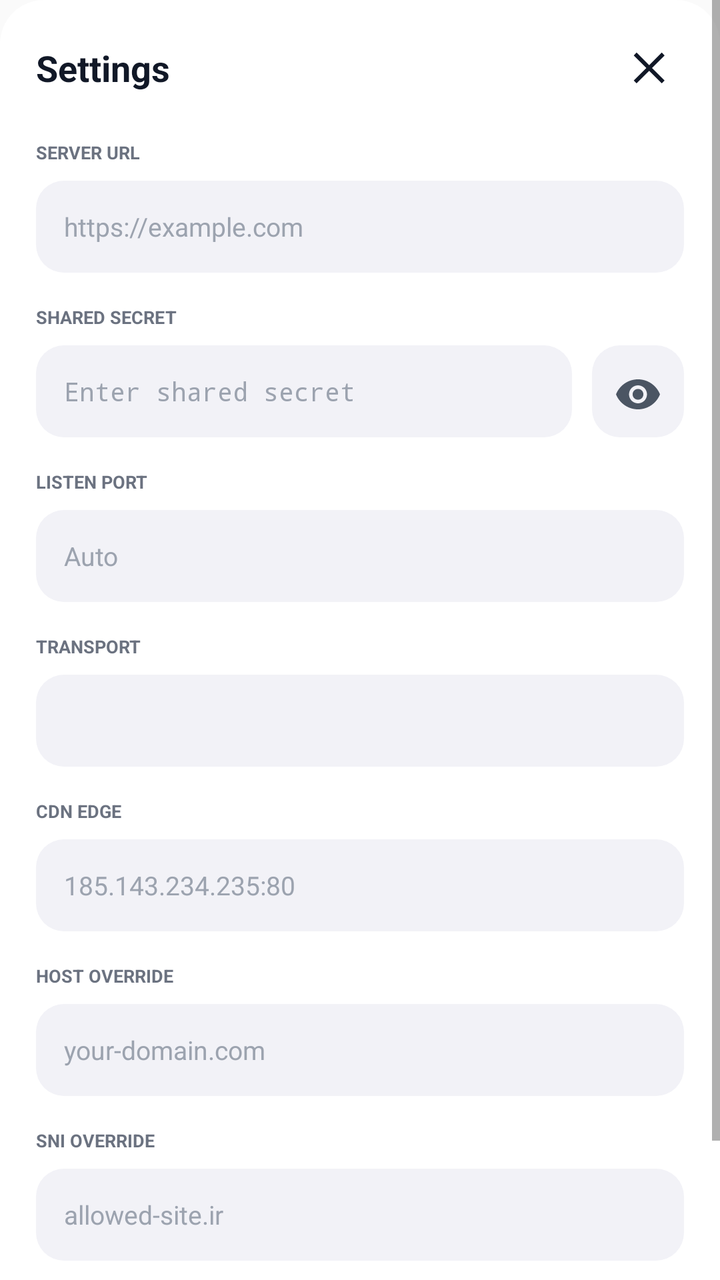
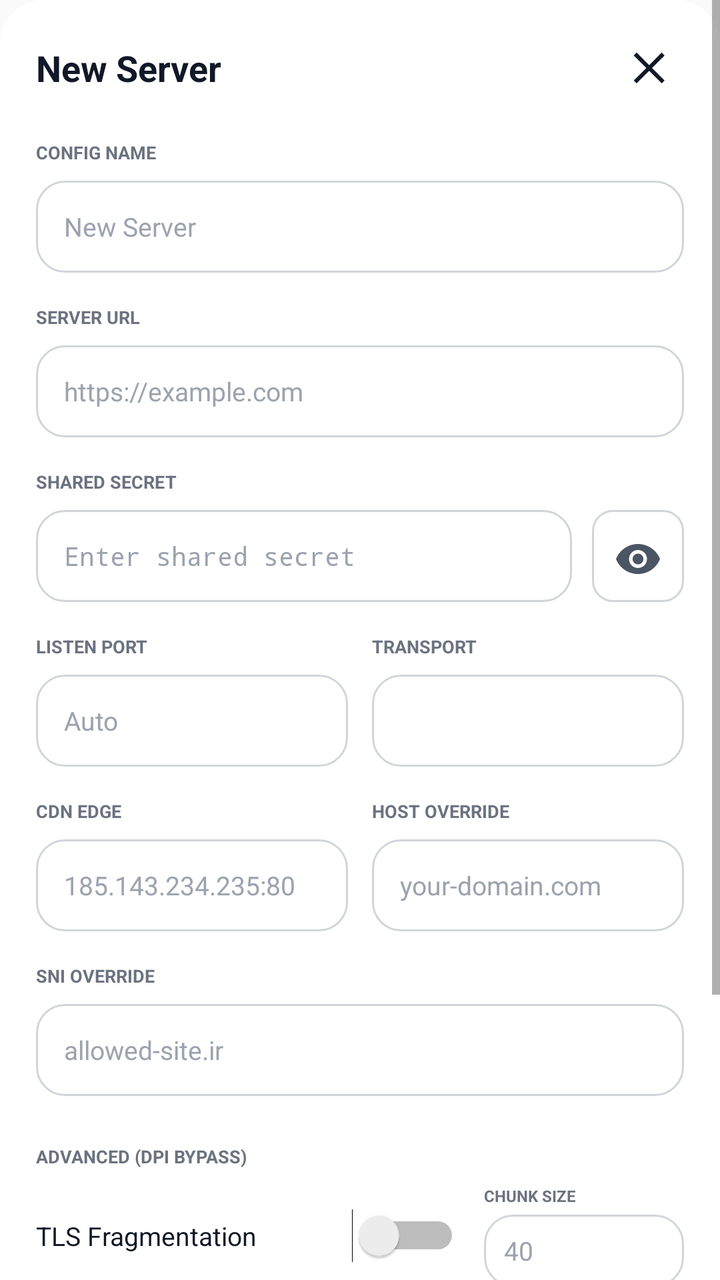

Compare the two renders of this Android layout. The source of the first and the diff that turns it into the second are given below.
<!-- AndroidManifest.xml: application theme android:Theme.Material.Light.NoActionBar -->
<!-- res/layout/dialog_settings.xml -->
<?xml version="1.0" encoding="utf-8"?>
<ScrollView xmlns:android="http://schemas.android.com/apk/res/android"
    android:layout_width="match_parent"
    android:layout_height="wrap_content"
    android:fillViewport="true">

    <LinearLayout
        android:id="@+id/settingsDialogContainer"
        android:layout_width="match_parent"
        android:layout_height="wrap_content"
        android:background="@drawable/bg_dialog"
        android:orientation="vertical"
        android:padding="18dp">

        <LinearLayout
            android:layout_width="match_parent"
            android:layout_height="wrap_content"
            android:gravity="center_vertical"
            android:orientation="horizontal">

            <TextView
                android:layout_width="0dp"
                android:layout_height="wrap_content"
                android:layout_weight="1"
                android:text="Settings"
                android:textColor="#111827"
                android:textSize="18sp"
                android:textStyle="bold" />

            <ImageButton
                android:id="@+id/settingsCloseButton"
                android:layout_width="32dp"
                android:layout_height="32dp"
                android:background="@android:color/transparent"
                android:contentDescription="Close settings"
                android:elevation="0dp"
                android:padding="4dp"
                android:src="@drawable/ic_close"
                android:stateListAnimator="@null"
                android:tint="#111827" />
        </LinearLayout>

        <TextView
            android:id="@+id/settingsErrorText"
            android:layout_width="match_parent"
            android:layout_height="wrap_content"
            android:layout_marginTop="12dp"
            android:textColor="#B42318"
            android:textSize="11sp"
            android:visibility="gone" />

        <TextView
            android:layout_width="wrap_content"
            android:layout_height="wrap_content"
            android:layout_marginTop="20dp"
            android:text="SERVER URL"
            android:textColor="#6B7280"
            android:textSize="9sp"
            android:textStyle="bold" />

        <EditText
            android:id="@+id/settingsServerUrlInput"
            android:layout_width="match_parent"
            android:layout_height="46dp"
            android:layout_marginTop="8dp"
            android:background="@drawable/bg_field"
            android:hint="https://example.com"
            android:inputType="textUri"
            android:paddingStart="14dp"
            android:paddingEnd="14dp"
            android:textColor="#111827"
            android:textColorHint="#9CA3AF"
            android:textSize="13sp" />

        <TextView
            android:layout_width="wrap_content"
            android:layout_height="wrap_content"
            android:layout_marginTop="16dp"
            android:text="SHARED SECRET"
            android:textColor="#6B7280"
            android:textSize="9sp"
            android:textStyle="bold" />

        <LinearLayout
            android:layout_width="match_parent"
            android:layout_height="wrap_content"
            android:layout_marginTop="8dp"
            android:gravity="center_vertical"
            android:orientation="horizontal">

            <EditText
                android:id="@+id/settingsSecretInput"
                android:layout_width="0dp"
                android:layout_height="46dp"
                android:layout_weight="1"
                android:background="@drawable/bg_field"
                android:hint="Enter shared secret"
                android:inputType="textPassword"
                android:paddingStart="14dp"
                android:paddingEnd="14dp"
                android:textColor="#111827"
                android:textColorHint="#9CA3AF"
                android:textSize="13sp" />

            <ImageButton
                android:id="@+id/secretToggleVisibility"
                android:layout_width="46dp"
                android:layout_height="46dp"
                android:layout_marginStart="10dp"
                android:background="@drawable/bg_icon_button"
                android:contentDescription="Toggle secret visibility"
                android:elevation="0dp"
                android:padding="12dp"
                android:src="@drawable/ic_visibility"
                android:stateListAnimator="@null"
                android:tint="#4B5563" />
        </LinearLayout>

        <TextView
            android:layout_width="wrap_content"
            android:layout_height="wrap_content"
            android:layout_marginTop="16dp"
            android:text="LISTEN PORT"
            android:textColor="#6B7280"
            android:textSize="9sp"
            android:textStyle="bold" />

        <EditText
            android:id="@+id/settingsListenPortInput"
            android:layout_width="match_parent"
            android:layout_height="46dp"
            android:layout_marginTop="8dp"
            android:background="@drawable/bg_field"
            android:hint="Auto"
            android:inputType="number"
            android:paddingStart="14dp"
            android:paddingEnd="14dp"
            android:textColor="#111827"
            android:textColorHint="#9CA3AF"
            android:textSize="13sp" />

        <TextView
            android:layout_width="wrap_content"
            android:layout_height="wrap_content"
            android:layout_marginTop="16dp"
            android:text="TRANSPORT"
            android:textColor="#6B7280"
            android:textSize="9sp"
            android:textStyle="bold" />

        <Spinner
            android:id="@+id/settingsTransportSpinner"
            android:layout_width="match_parent"
            android:layout_height="46dp"
            android:layout_marginTop="8dp"
            android:background="@drawable/bg_field"
            android:paddingStart="12dp"
            android:paddingEnd="12dp"
            android:spinnerMode="dropdown" />

        <TextView
            android:layout_width="wrap_content"
            android:layout_height="wrap_content"
            android:layout_marginTop="16dp"
            android:text="CDN EDGE"
            android:textColor="#6B7280"
            android:textSize="9sp"
            android:textStyle="bold" />

        <EditText
            android:id="@+id/settingsCdnEdgeInput"
            android:layout_width="match_parent"
            android:layout_height="46dp"
            android:layout_marginTop="8dp"
            android:background="@drawable/bg_field"
            android:hint="185.143.234.235:80"
            android:inputType="text"
            android:paddingStart="14dp"
            android:paddingEnd="14dp"
            android:textColor="#111827"
            android:textColorHint="#9CA3AF"
            android:textSize="13sp" />

        <TextView
            android:layout_width="wrap_content"
            android:layout_height="wrap_content"
            android:layout_marginTop="16dp"
            android:text="HOST OVERRIDE"
            android:textColor="#6B7280"
            android:textSize="9sp"
            android:textStyle="bold" />

        <EditText
            android:id="@+id/settingsHostOverrideInput"
            android:layout_width="match_parent"
            android:layout_height="46dp"
            android:layout_marginTop="8dp"
            android:background="@drawable/bg_field"
            android:hint="your-domain.com"
            android:inputType="text"
            android:paddingStart="14dp"
            android:paddingEnd="14dp"
            android:textColor="#111827"
            android:textColorHint="#9CA3AF"
            android:textSize="13sp" />

        <TextView
            android:layout_width="wrap_content"
            android:layout_height="wrap_content"
            android:layout_marginTop="16dp"
            android:text="SNI OVERRIDE"
            android:textColor="#6B7280"
            android:textSize="9sp"
            android:textStyle="bold" />

        <EditText
            android:id="@+id/settingsSniOverrideInput"
            android:layout_width="match_parent"
            android:layout_height="46dp"
            android:layout_marginTop="8dp"
            android:background="@drawable/bg_field"
            android:hint="allowed-site.ir"
            android:inputType="text"
            android:paddingStart="14dp"
            android:paddingEnd="14dp"
            android:textColor="#111827"
            android:textColorHint="#9CA3AF"
            android:textSize="13sp" />

        <LinearLayout
            android:layout_width="match_parent"
            android:layout_height="wrap_content"
            android:layout_marginTop="24dp"
            android:orientation="horizontal">

            <Button
                android:id="@+id/settingsCancelButton"
                android:layout_width="0dp"
                android:layout_height="46dp"
                android:layout_weight="1"
                android:background="@drawable/bg_secondary_button"
                android:elevation="0dp"
                android:stateListAnimator="@null"
                android:text="Cancel"
                android:textAllCaps="false"
                android:textColor="#2563EB"
                android:textSize="13sp"
                android:textStyle="bold" />

            <Button
                android:id="@+id/settingsSaveButton"
                android:layout_width="0dp"
                android:layout_height="46dp"
                android:layout_marginStart="12dp"
                android:layout_weight="1"
                android:background="@drawable/bg_primary_button"
                android:elevation="0dp"
                android:stateListAnimator="@null"
                android:text="Save"
                android:textAllCaps="false"
                android:textColor="#FFFFFF"
                android:textSize="13sp"
                android:textStyle="bold" />
        </LinearLayout>

    </LinearLayout>
</ScrollView>
<!-- resources referenced by this layout -->
<resources>
  <!-- drawable bg_dialog (drawable) -->
  <?xml version="1.0" encoding="utf-8"?>
  <shape xmlns:android="http://schemas.android.com/apk/res/android"
      android:shape="rectangle">
      <solid android:color="#FFFFFF" />
      <corners
          android:topLeftRadius="22dp"
          android:topRightRadius="22dp"
          android:bottomLeftRadius="0dp"
          android:bottomRightRadius="0dp" />
  </shape>
  <!-- drawable bg_field (drawable) -->
  <?xml version="1.0" encoding="utf-8"?>
  <shape xmlns:android="http://schemas.android.com/apk/res/android"
      android:shape="rectangle">
      <solid android:color="#F2F2F7" />
      <corners android:radius="14dp" />
  </shape>
  <!-- drawable bg_icon_button (drawable) -->
  <?xml version="1.0" encoding="utf-8"?>
  <shape xmlns:android="http://schemas.android.com/apk/res/android"
      android:shape="rectangle">
      <solid android:color="#F2F2F7" />
      <corners android:radius="14dp" />
  </shape>
  <!-- drawable bg_primary_button (drawable) -->
  <?xml version="1.0" encoding="utf-8"?>
  <ripple xmlns:android="http://schemas.android.com/apk/res/android"
      android:color="#332563EB">
      <item>
          <shape android:shape="rectangle">
              <solid android:color="#2563EB" />
              <corners android:radius="18dp" />
          </shape>
      </item>
  </ripple>
  <!-- drawable bg_secondary_button (drawable) -->
  <?xml version="1.0" encoding="utf-8"?>
  <ripple xmlns:android="http://schemas.android.com/apk/res/android"
      android:color="#1A2563EB">
      <item>
          <shape android:shape="rectangle">
              <solid android:color="#F2F2F7" />
              <corners android:radius="16dp" />
          </shape>
      </item>
  </ripple>
  <!-- drawable ic_close (drawable) -->
  <?xml version="1.0" encoding="utf-8"?>
  <vector xmlns:android="http://schemas.android.com/apk/res/android"
      android:width="24dp"
      android:height="24dp"
      android:viewportWidth="24"
      android:viewportHeight="24">
      <path
          android:fillColor="#111827"
          android:pathData="M18.3,5.71L12,12l6.3,6.29 -1.41,1.41L10.59,13.41 4.29,19.7 2.88,18.29 9.17,12 2.88,5.71 4.29,4.29 10.59,10.59 16.89,4.29z" />
  </vector>
  <!-- drawable ic_visibility (drawable) -->
  <?xml version="1.0" encoding="utf-8"?>
  <vector xmlns:android="http://schemas.android.com/apk/res/android"
      android:width="24dp"
      android:height="24dp"
      android:viewportWidth="24"
      android:viewportHeight="24">
      <path
          android:fillColor="#4B5563"
          android:pathData="M12,6c-5,0 -9.27,3.11 -11,7.5 1.73,4.39 6,7.5 11,7.5s9.27,-3.11 11,-7.5C21.27,9.11 17,6 12,6zM12,18c-2.48,0 -4.5,-2.02 -4.5,-4.5S9.52,9 12,9s4.5,2.02 4.5,4.5S14.48,18 12,18zM12,10.8c-1.49,0 -2.7,1.21 -2.7,2.7s1.21,2.7 2.7,2.7 2.7,-1.21 2.7,-2.7S13.49,10.8 12,10.8z" />
  </vector>
</resources>

<!-- the commit's change to res/layout/dialog_settings.xml (unified diff, before → after) -->
@@ -19,10 +19,11 @@
             android:orientation="horizontal">
 
             <TextView
-                android:layout_width="0dp"
-                android:layout_height="wrap_content"
-                android:layout_weight="1"
-                android:text="Settings"
+                android:id="@+id/settingsDialogTitle"
+                android:layout_width="0dp"
+                android:layout_height="wrap_content"
+                android:layout_weight="1"
+                android:text="New Server"
                 android:textColor="#111827"
                 android:textSize="18sp"
                 android:textStyle="bold" />
@@ -33,10 +34,8 @@
                 android:layout_height="32dp"
                 android:background="@android:color/transparent"
                 android:contentDescription="Close settings"
-                android:elevation="0dp"
                 android:padding="4dp"
                 android:src="@drawable/ic_close"
-                android:stateListAnimator="@null"
                 android:tint="#111827" />
         </LinearLayout>
 
@@ -45,14 +44,40 @@
             android:layout_width="match_parent"
             android:layout_height="wrap_content"
             android:layout_marginTop="12dp"
-            android:textColor="#B42318"
-            android:textSize="11sp"
+            android:background="@drawable/bg_outline_panel"
+            android:padding="12dp"
+            android:textColor="#B91C1C"
+            android:textSize="12sp"
+            android:textStyle="bold"
             android:visibility="gone" />
 
         <TextView
             android:layout_width="wrap_content"
             android:layout_height="wrap_content"
             android:layout_marginTop="20dp"
+            android:text="CONFIG NAME"
+            android:textColor="#6B7280"
+            android:textSize="9sp"
+            android:textStyle="bold" />
+
+        <EditText
+            android:id="@+id/settingsConfigNameInput"
+            android:layout_width="match_parent"
+            android:layout_height="46dp"
+            android:layout_marginTop="8dp"
+            android:background="@drawable/bg_outline_field"
+            android:hint="New Server"
+            android:inputType="textCapWords"
+            android:paddingStart="14dp"
+            android:paddingEnd="14dp"
+            android:textColor="#111827"
+            android:textColorHint="#9CA3AF"
+            android:textSize="13sp" />
+
+        <TextView
+            android:layout_width="wrap_content"
+            android:layout_height="wrap_content"
+            android:layout_marginTop="16dp"
             android:text="SERVER URL"
             android:textColor="#6B7280"
             android:textSize="9sp"
@@ -63,7 +88,7 @@
             android:layout_width="match_parent"
             android:layout_height="46dp"
             android:layout_marginTop="8dp"
-            android:background="@drawable/bg_field"
+            android:background="@drawable/bg_outline_field"
             android:hint="https://example.com"
             android:inputType="textUri"
             android:paddingStart="14dp"
@@ -93,7 +118,7 @@
                 android:layout_width="0dp"
                 android:layout_height="46dp"
                 android:layout_weight="1"
-                android:background="@drawable/bg_field"
+                android:background="@drawable/bg_outline_field"
                 android:hint="Enter shared secret"
                 android:inputType="textPassword"
                 android:paddingStart="14dp"
@@ -107,102 +132,140 @@
                 android:layout_width="46dp"
                 android:layout_height="46dp"
                 android:layout_marginStart="10dp"
-                android:background="@drawable/bg_icon_button"
+                android:background="@drawable/bg_outline_icon_button"
                 android:contentDescription="Toggle secret visibility"
-                android:elevation="0dp"
                 android:padding="12dp"
                 android:src="@drawable/ic_visibility"
-                android:stateListAnimator="@null"
                 android:tint="#4B5563" />
         </LinearLayout>
 
-        <TextView
-            android:layout_width="wrap_content"
-            android:layout_height="wrap_content"
-            android:layout_marginTop="16dp"
-            android:text="LISTEN PORT"
-            android:textColor="#6B7280"
-            android:textSize="9sp"
-            android:textStyle="bold" />
-
-        <EditText
-            android:id="@+id/settingsListenPortInput"
-            android:layout_width="match_parent"
-            android:layout_height="46dp"
-            android:layout_marginTop="8dp"
-            android:background="@drawable/bg_field"
-            android:hint="Auto"
-            android:inputType="number"
-            android:paddingStart="14dp"
-            android:paddingEnd="14dp"
-            android:textColor="#111827"
-            android:textColorHint="#9CA3AF"
-            android:textSize="13sp" />
-
-        <TextView
-            android:layout_width="wrap_content"
-            android:layout_height="wrap_content"
-            android:layout_marginTop="16dp"
-            android:text="TRANSPORT"
-            android:textColor="#6B7280"
-            android:textSize="9sp"
-            android:textStyle="bold" />
-
-        <Spinner
-            android:id="@+id/settingsTransportSpinner"
-            android:layout_width="match_parent"
-            android:layout_height="46dp"
-            android:layout_marginTop="8dp"
-            android:background="@drawable/bg_field"
-            android:paddingStart="12dp"
-            android:paddingEnd="12dp"
-            android:spinnerMode="dropdown" />
-
-        <TextView
-            android:layout_width="wrap_content"
-            android:layout_height="wrap_content"
-            android:layout_marginTop="16dp"
-            android:text="CDN EDGE"
-            android:textColor="#6B7280"
-            android:textSize="9sp"
-            android:textStyle="bold" />
-
-        <EditText
-            android:id="@+id/settingsCdnEdgeInput"
-            android:layout_width="match_parent"
-            android:layout_height="46dp"
-            android:layout_marginTop="8dp"
-            android:background="@drawable/bg_field"
-            android:hint="185.143.234.235:80"
-            android:inputType="text"
-            android:paddingStart="14dp"
-            android:paddingEnd="14dp"
-            android:textColor="#111827"
-            android:textColorHint="#9CA3AF"
-            android:textSize="13sp" />
-
-        <TextView
-            android:layout_width="wrap_content"
-            android:layout_height="wrap_content"
-            android:layout_marginTop="16dp"
-            android:text="HOST OVERRIDE"
-            android:textColor="#6B7280"
-            android:textSize="9sp"
-            android:textStyle="bold" />
-
-        <EditText
-            android:id="@+id/settingsHostOverrideInput"
-            android:layout_width="match_parent"
-            android:layout_height="46dp"
-            android:layout_marginTop="8dp"
-            android:background="@drawable/bg_field"
-            android:hint="your-domain.com"
-            android:inputType="text"
-            android:paddingStart="14dp"
-            android:paddingEnd="14dp"
-            android:textColor="#111827"
-            android:textColorHint="#9CA3AF"
-            android:textSize="13sp" />
+        <LinearLayout
+            android:layout_width="match_parent"
+            android:layout_height="wrap_content"
+            android:layout_marginTop="16dp"
+            android:orientation="horizontal">
+
+            <LinearLayout
+                android:layout_width="0dp"
+                android:layout_height="wrap_content"
+                android:layout_weight="1"
+                android:orientation="vertical">
+
+                <TextView
+                    android:layout_width="wrap_content"
+                    android:layout_height="wrap_content"
+                    android:text="LISTEN PORT"
+                    android:textColor="#6B7280"
+                    android:textSize="9sp"
+                    android:textStyle="bold" />
+
+                <EditText
+                    android:id="@+id/settingsListenPortInput"
+                    android:layout_width="match_parent"
+                    android:layout_height="46dp"
+                    android:layout_marginTop="8dp"
+                    android:background="@drawable/bg_outline_field"
+                    android:hint="Auto"
+                    android:inputType="number"
+                    android:paddingStart="14dp"
+                    android:paddingEnd="14dp"
+                    android:textColor="#111827"
+                    android:textColorHint="#9CA3AF"
+                    android:textSize="13sp" />
+            </LinearLayout>
+
+            <LinearLayout
+                android:layout_width="0dp"
+                android:layout_height="wrap_content"
+                android:layout_marginStart="12dp"
+                android:layout_weight="1"
+                android:orientation="vertical">
+
+                <TextView
+                    android:layout_width="wrap_content"
+                    android:layout_height="wrap_content"
+                    android:text="TRANSPORT"
+                    android:textColor="#6B7280"
+                    android:textSize="9sp"
+                    android:textStyle="bold" />
+
+                <Spinner
+                    android:id="@+id/settingsTransportSpinner"
+                    android:layout_width="match_parent"
+                    android:layout_height="46dp"
+                    android:layout_marginTop="8dp"
+                    android:background="@drawable/bg_outline_field"
+                    android:paddingStart="12dp"
+                    android:paddingEnd="12dp"
+                    android:spinnerMode="dropdown" />
+            </LinearLayout>
+        </LinearLayout>
+
+        <LinearLayout
+            android:layout_width="match_parent"
+            android:layout_height="wrap_content"
+            android:layout_marginTop="16dp"
+            android:orientation="horizontal">
+
+            <LinearLayout
+                android:layout_width="0dp"
+                android:layout_height="wrap_content"
+                android:layout_weight="1"
+                android:orientation="vertical">
+
+                <TextView
+                    android:layout_width="wrap_content"
+                    android:layout_height="wrap_content"
+                    android:text="CDN EDGE"
+                    android:textColor="#6B7280"
+                    android:textSize="9sp"
+                    android:textStyle="bold" />
+
+                <EditText
+                    android:id="@+id/settingsCdnEdgeInput"
+                    android:layout_width="match_parent"
+                    android:layout_height="46dp"
+                    android:layout_marginTop="8dp"
+                    android:background="@drawable/bg_outline_field"
+                    android:hint="185.143.234.235:80"
+                    android:inputType="text"
+                    android:paddingStart="14dp"
+                    android:paddingEnd="14dp"
+                    android:textColor="#111827"
+                    android:textColorHint="#9CA3AF"
+                    android:textSize="13sp" />
+            </LinearLayout>
+
+            <LinearLayout
+                android:layout_width="0dp"
+                android:layout_height="wrap_content"
+                android:layout_marginStart="12dp"
+                android:layout_weight="1"
+                android:orientation="vertical">
+
+                <TextView
+                    android:layout_width="wrap_content"
+                    android:layout_height="wrap_content"
+                    android:text="HOST OVERRIDE"
+                    android:textColor="#6B7280"
+                    android:textSize="9sp"
+                    android:textStyle="bold" />
+
+                <EditText
+                    android:id="@+id/settingsHostOverrideInput"
+                    android:layout_width="match_parent"
+                    android:layout_height="46dp"
+                    android:layout_marginTop="8dp"
+                    android:background="@drawable/bg_outline_field"
+                    android:hint="your-domain.com"
+                    android:inputType="text"
+                    android:paddingStart="14dp"
+                    android:paddingEnd="14dp"
+                    android:textColor="#111827"
+                    android:textColorHint="#9CA3AF"
+                    android:textSize="13sp" />
+            </LinearLayout>
+        </LinearLayout>
 
         <TextView
             android:layout_width="wrap_content"
@@ -218,7 +281,7 @@
             android:layout_width="match_parent"
             android:layout_height="46dp"
             android:layout_marginTop="8dp"
-            android:background="@drawable/bg_field"
+            android:background="@drawable/bg_outline_field"
             android:hint="allowed-site.ir"
             android:inputType="text"
             android:paddingStart="14dp"
@@ -227,6 +290,72 @@
             android:textColorHint="#9CA3AF"
             android:textSize="13sp" />
 
+        <TextView
+            android:layout_width="wrap_content"
+            android:layout_height="wrap_content"
+            android:layout_marginTop="24dp"
+            android:text="ADVANCED (DPI BYPASS)"
+            android:textColor="#6B7280"
+            android:textSize="9sp"
+            android:textStyle="bold" />
+
+        <LinearLayout
+            android:layout_width="match_parent"
+            android:layout_height="wrap_content"
+            android:layout_marginTop="8dp"
+            android:gravity="center_vertical"
+            android:orientation="horizontal">
+
+            <Switch
+                android:id="@+id/settingsFragmentSwitch"
+                android:layout_width="0dp"
+                android:layout_height="wrap_content"
+                android:layout_weight="1"
+                android:text="TLS Fragmentation"
+                android:textColor="#111827"
+                android:textSize="13sp" />
+
+            <LinearLayout
+                android:layout_width="100dp"
+                android:layout_height="wrap_content"
+                android:layout_marginStart="12dp"
+                android:orientation="vertical">
+
+                <TextView
+                    android:layout_width="wrap_content"
+                    android:layout_height="wrap_content"
+                    android:text="CHUNK SIZE"
+                    android:textColor="#6B7280"
+                    android:textSize="8sp"
+                    android:textStyle="bold" />
+
+                <EditText
+                    android:id="@+id/settingsFragmentSizeInput"
+                    android:layout_width="match_parent"
+                    android:layout_height="36dp"
+                    android:layout_marginTop="4dp"
+                    android:background="@drawable/bg_outline_field"
+                    android:hint="40"
+                    android:inputType="number"
+                    android:paddingStart="10dp"
+                    android:paddingEnd="10dp"
+                    android:textColor="#111827"
+                    android:textColorHint="#9CA3AF"
+                    android:textSize="13sp" />
+            </LinearLayout>
+        </LinearLayout>
+
+        <TextView
+            android:id="@+id/settingsStorageNote"
+            android:layout_width="match_parent"
+            android:layout_height="wrap_content"
+            android:layout_marginTop="16dp"
+            android:background="@drawable/bg_outline_panel"
+            android:padding="14dp"
+            android:text="Stored locally. Configuration details stay on this device and are written into the Android VPN flow when you connect."
+            android:textColor="#6B7280"
+            android:textSize="13sp" />
+
         <LinearLayout
             android:layout_width="match_parent"
             android:layout_height="wrap_content"
@@ -238,12 +367,10 @@
                 android:layout_width="0dp"
                 android:layout_height="46dp"
                 android:layout_weight="1"
-                android:background="@drawable/bg_secondary_button"
-                android:elevation="0dp"
-                android:stateListAnimator="@null"
+                android:background="@drawable/bg_outline_button"
                 android:text="Cancel"
                 android:textAllCaps="false"
-                android:textColor="#2563EB"
+                android:textColor="#111827"
                 android:textSize="13sp"
                 android:textStyle="bold" />
 
@@ -254,14 +381,11 @@
                 android:layout_marginStart="12dp"
                 android:layout_weight="1"
                 android:background="@drawable/bg_primary_button"
-                android:elevation="0dp"
-                android:stateListAnimator="@null"
                 android:text="Save"
                 android:textAllCaps="false"
                 android:textColor="#FFFFFF"
                 android:textSize="13sp"
                 android:textStyle="bold" />
         </LinearLayout>
-
     </LinearLayout>
 </ScrollView>
<!-- resource entries referenced after the edit -->
@@ -11,19 +11,49 @@
           android:bottomLeftRadius="0dp"
           android:bottomRightRadius="0dp" />
   </shape>
-  <!-- drawable bg_field (drawable) -->
+  <!-- drawable bg_outline_button (drawable) -->
+  <?xml version="1.0" encoding="utf-8"?>
+  <ripple xmlns:android="http://schemas.android.com/apk/res/android"
+      android:color="#1A111827">
+      <item>
+          <shape android:shape="rectangle">
+              <solid android:color="@android:color/transparent" />
+              <stroke
+                  android:width="1dp"
+                  android:color="#D1D5DB" />
+              <corners android:radius="14dp" />
+          </shape>
+      </item>
+  </ripple>
+  <!-- drawable bg_outline_field (drawable) -->
   <?xml version="1.0" encoding="utf-8"?>
   <shape xmlns:android="http://schemas.android.com/apk/res/android"
       android:shape="rectangle">
-      <solid android:color="#F2F2F7" />
+      <solid android:color="@android:color/transparent" />
+      <stroke
+          android:width="1dp"
+          android:color="#D1D5DB" />
       <corners android:radius="14dp" />
   </shape>
-  <!-- drawable bg_icon_button (drawable) -->
+  <!-- drawable bg_outline_icon_button (drawable) -->
   <?xml version="1.0" encoding="utf-8"?>
   <shape xmlns:android="http://schemas.android.com/apk/res/android"
       android:shape="rectangle">
-      <solid android:color="#F2F2F7" />
-      <corners android:radius="14dp" />
+      <solid android:color="@android:color/transparent" />
+      <stroke
+          android:width="1dp"
+          android:color="#D1D5DB" />
+      <corners android:radius="10dp" />
+  </shape>
+  <!-- drawable bg_outline_panel (drawable) -->
+  <?xml version="1.0" encoding="utf-8"?>
+  <shape xmlns:android="http://schemas.android.com/apk/res/android"
+      android:shape="rectangle">
+      <solid android:color="@android:color/transparent" />
+      <stroke
+          android:width="1dp"
+          android:color="#D1D5DB" />
+      <corners android:radius="18dp" />
   </shape>
   <!-- drawable bg_primary_button (drawable) -->
   <?xml version="1.0" encoding="utf-8"?>
@@ -32,18 +62,7 @@
       <item>
           <shape android:shape="rectangle">
               <solid android:color="#2563EB" />
-              <corners android:radius="18dp" />
-          </shape>
-      </item>
-  </ripple>
-  <!-- drawable bg_secondary_button (drawable) -->
-  <?xml version="1.0" encoding="utf-8"?>
-  <ripple xmlns:android="http://schemas.android.com/apk/res/android"
-      android:color="#1A2563EB">
-      <item>
-          <shape android:shape="rectangle">
-              <solid android:color="#F2F2F7" />
-              <corners android:radius="16dp" />
+              <corners android:radius="999dp" />
           </shape>
       </item>
   </ripple>
